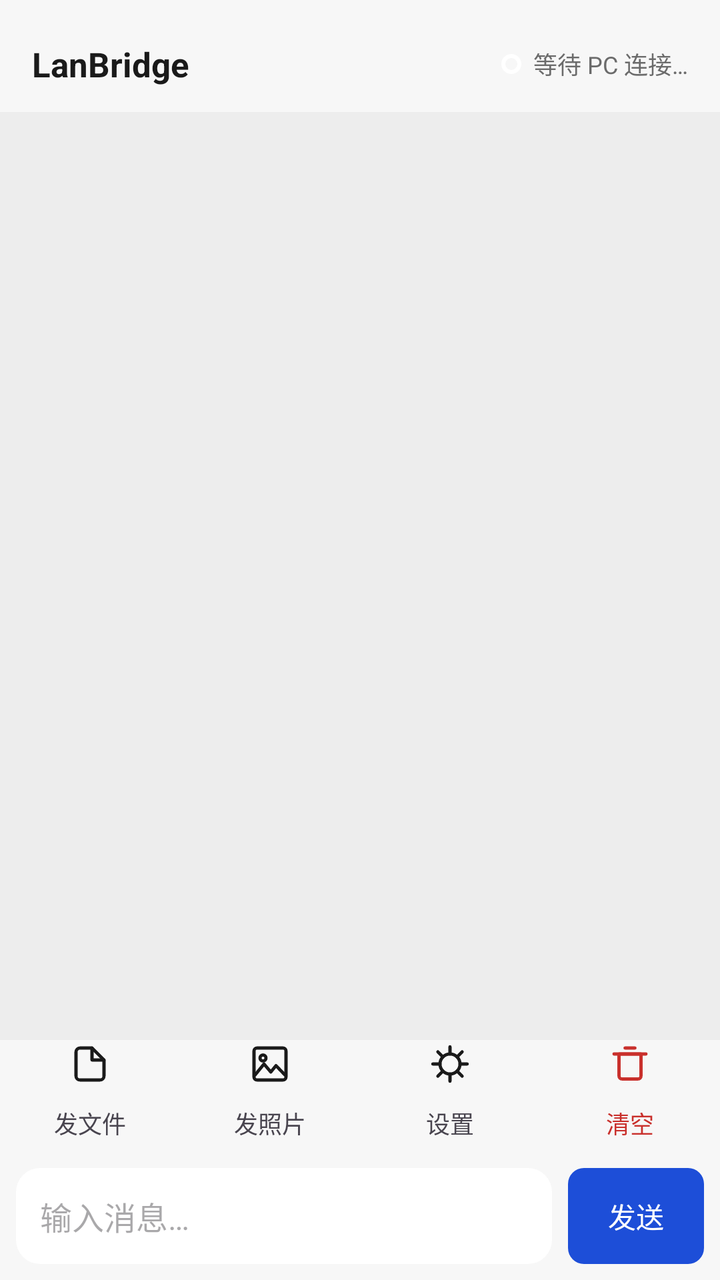
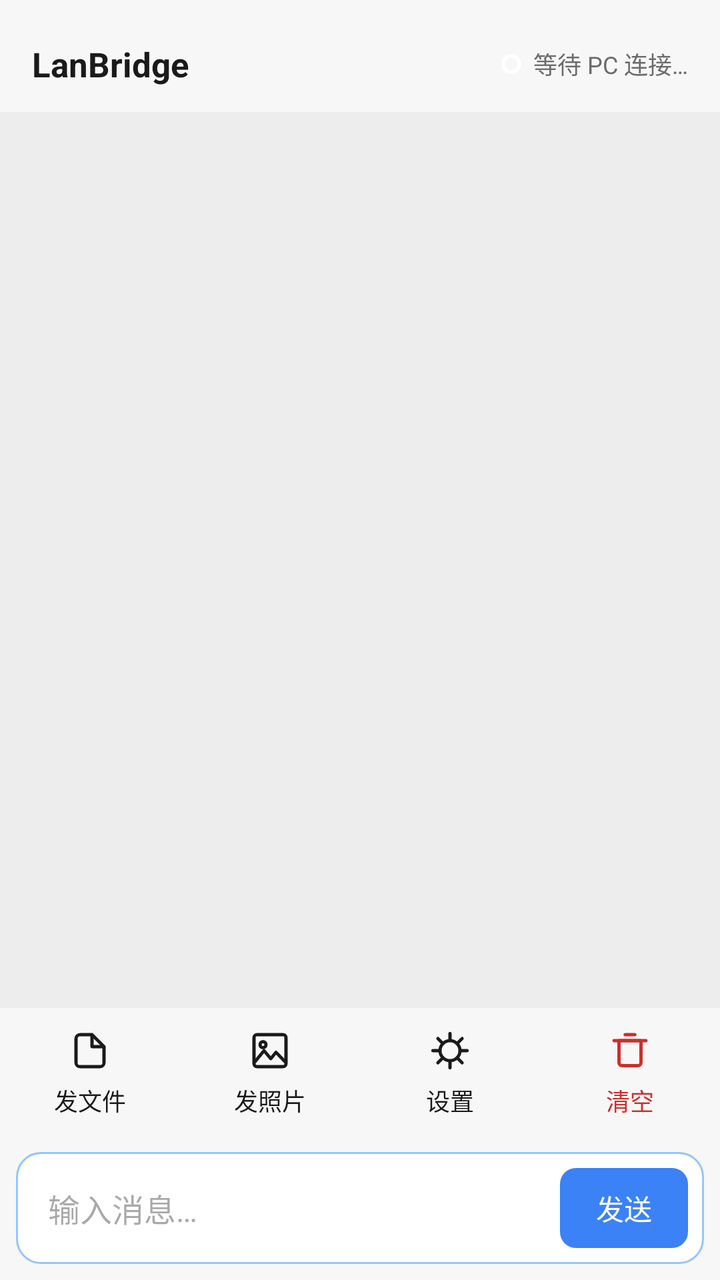

Before-and-after screenshots of an Android layout around one commit, followed by the original layout XML and the change that was made.
<!-- AndroidManifest.xml: application theme Theme.LanBridge -->
<!-- res/layout/activity_chat.xml -->
<?xml version="1.0" encoding="utf-8"?>
<LinearLayout xmlns:android="http://schemas.android.com/apk/res/android"
    android:id="@+id/root"
    android:layout_width="match_parent"
    android:layout_height="match_parent"
    android:orientation="vertical"
    android:background="@color/chat_bg">

    
    <LinearLayout
        android:id="@+id/titleBar"
        android:layout_width="match_parent"
        android:layout_height="wrap_content"
        android:minHeight="56dp"
        android:orientation="horizontal"
        android:gravity="center_vertical"
        android:paddingHorizontal="16dp"
        android:paddingTop="8dp"
        android:background="@color/n_surface">

        <TextView
            android:id="@+id/tvTitle"
            android:layout_width="0dp"
            android:layout_weight="1"
            android:layout_height="wrap_content"
            android:text="@string/app_name"
            android:textColor="@color/n_text_primary"
            android:textSize="@dimen/font_title"
            android:textStyle="bold" />

        <View
            android:id="@+id/statusDot"
            android:layout_width="10dp"
            android:layout_height="10dp"
            android:layout_marginEnd="6dp"
            android:background="@drawable/bg_circle_unchecked" />

        <TextView
            android:id="@+id/tvConn"
            android:layout_width="wrap_content"
            android:layout_height="wrap_content"
            android:text="@string/waiting_connection"
            android:textColor="@color/n_text_secondary"
            android:textSize="@dimen/font_caption" />
    </LinearLayout>

    
    <androidx.recyclerview.widget.RecyclerView
        android:id="@+id/recycler"
        android:layout_width="match_parent"
        android:layout_height="0dp"
        android:layout_weight="1"
        android:clipToPadding="false"
        android:overScrollMode="always"
        android:paddingVertical="8dp" />

    
    <LinearLayout
        android:id="@+id/selectionBar"
        android:layout_width="match_parent"
        android:layout_height="wrap_content"
        android:orientation="horizontal"
        android:gravity="center_vertical"
        android:paddingHorizontal="16dp"
        android:paddingVertical="10dp"
        android:background="@color/n_surface"
        android:visibility="gone">

        <TextView
            android:id="@+id/btnSelExit"
            android:layout_width="wrap_content"
            android:layout_height="48dp"
            android:gravity="center"
            android:paddingHorizontal="12dp"
            android:text="取消"
            android:textSize="@dimen/font_title"
            android:background="?attr/selectableItemBackgroundBorderless" />

        <TextView
            android:id="@+id/tvSelCount"
            android:layout_width="0dp"
            android:layout_weight="1"
            android:layout_height="wrap_content"
            android:paddingStart="12dp"
            android:textColor="@color/n_text_primary"
            android:textSize="@dimen/font_body" />

        <TextView
            android:id="@+id/btnSelAll"
            android:layout_width="wrap_content"
            android:layout_height="48dp"
            android:gravity="center"
            android:paddingHorizontal="12dp"
            android:text="@string/select_all"
            android:textColor="@color/brand_700"
            android:background="?attr/selectableItemBackground" />
    </LinearLayout>

    
    <LinearLayout
        android:id="@+id/selectionActionBar"
        android:layout_width="match_parent"
        android:layout_height="wrap_content"
        android:orientation="horizontal"
        android:gravity="center_vertical"
        android:background="@color/n_surface"
        android:padding="8dp"
        android:visibility="gone">

        <TextView
            android:id="@+id/btnSaveBatch"
            android:layout_width="0dp"
            android:layout_weight="1"
            android:layout_height="48dp"
            android:gravity="center"
            android:text="@string/menu_save"
            android:textColor="@color/n_text_primary"
            android:textSize="@dimen/font_body"
            android:background="?attr/selectableItemBackground" />

        <TextView
            android:id="@+id/btnForwardBatch"
            android:layout_width="0dp"
            android:layout_weight="1"
            android:layout_height="48dp"
            android:gravity="center"
            android:text="@string/menu_forward"
            android:textColor="@color/n_text_primary"
            android:textSize="@dimen/font_body"
            android:background="?attr/selectableItemBackground" />

        <TextView
            android:id="@+id/btnCopyBatch"
            android:layout_width="0dp"
            android:layout_weight="1"
            android:layout_height="48dp"
            android:gravity="center"
            android:text="@string/menu_copy"
            android:textColor="@color/n_text_primary"
            android:textSize="@dimen/font_body"
            android:background="?attr/selectableItemBackground" />

        <TextView
            android:id="@+id/btnDeleteBatch"
            android:layout_width="0dp"
            android:layout_weight="1"
            android:layout_height="48dp"
            android:gravity="center"
            android:text="@string/menu_delete"
            android:textColor="@color/danger_text"
            android:textSize="@dimen/font_body"
            android:background="?attr/selectableItemBackground" />
    </LinearLayout>

    
    <LinearLayout
        android:id="@+id/toolBar"
        android:layout_width="match_parent"
        android:layout_height="@dimen/toolbar_height"
        android:orientation="horizontal"
        android:background="@color/n_surface">

        <TextView android:id="@+id/btnFile" style="@style/ToolItem"
            android:drawableTop="@drawable/ic_tool_file"
            android:text="@string/toolbar_send_file" android:contentDescription="@string/toolbar_send_file" />
        <TextView android:id="@+id/btnPhoto" style="@style/ToolItem"
            android:drawableTop="@drawable/ic_tool_photo"
            android:text="@string/toolbar_send_photo" android:contentDescription="@string/toolbar_send_photo" />
        <TextView android:id="@+id/btnSettings" style="@style/ToolItem"
            android:drawableTop="@drawable/ic_tool_settings"
            android:text="@string/toolbar_settings" android:contentDescription="@string/toolbar_settings" />
        <TextView android:id="@+id/btnClear" style="@style/ToolItem"
            android:drawableTop="@drawable/ic_trash"
            android:text="@string/toolbar_clear" android:textColor="@color/danger_text" android:contentDescription="@string/toolbar_clear" />
    </LinearLayout>

    
    <LinearLayout
        android:id="@+id/composer"
        android:layout_width="match_parent"
        android:layout_height="wrap_content"
        android:orientation="horizontal"
        android:gravity="bottom"
        android:padding="8dp"
        android:background="@color/n_surface">

        <EditText
            android:id="@+id/etInput"
            android:layout_width="0dp"
            android:layout_weight="1"
            android:layout_height="wrap_content"
            android:minHeight="48dp"
            android:maxLines="5"
            android:inputType="textMultiLine|textCapSentences"
            android:imeOptions="actionSend|flagNoExtractUi"
            android:hint="@string/input_hint"
            android:background="@drawable/bg_composer"
            android:padding="12dp"
            android:textSize="@dimen/font_body" />

        <TextView
            android:id="@+id/btnSend"
            android:layout_width="wrap_content"
            android:layout_height="48dp"
            android:layout_marginStart="8dp"
            android:gravity="center"
            android:paddingHorizontal="20dp"
            android:text="@string/send"
            android:textColor="@color/n_white"
            android:background="@drawable/bg_btn_primary" />
    </LinearLayout>
</LinearLayout>
<!-- resources referenced by this layout -->
<resources>
  <color name="brand_700">#1D4ED8</color>
  <color name="chat_bg">#EDEDED</color>
  <color name="danger_text">#C9302C</color>
  <color name="n_surface">#F7F7F7</color>
  <color name="n_text_primary">#1A1A1A</color>
  <color name="n_text_secondary">#6B6B6B</color>
  <color name="n_white">#FFFFFF</color>
  <dimen name="font_body">16sp</dimen>
  <dimen name="font_caption">12sp</dimen>
  <dimen name="font_title">17sp</dimen>
  <dimen name="toolbar_height">56dp</dimen>
  <!-- drawable bg_btn_primary (drawable) -->
  <?xml version="1.0" encoding="utf-8"?>
  <shape xmlns:android="http://schemas.android.com/apk/res/android" android:shape="rectangle">
      <solid android:color="@color/brand_700" />
      <corners android:radius="8dp" />
  </shape>
  <!-- drawable bg_circle_unchecked (drawable) -->
  <?xml version="1.0" encoding="utf-8"?>
  <shape xmlns:android="http://schemas.android.com/apk/res/android" android:shape="oval">
      <solid android:color="@android:color/transparent" />
      <stroke android:width="2dp" android:color="@color/n_white" />
  </shape>
  <!-- drawable bg_composer (drawable) -->
  <?xml version="1.0" encoding="utf-8"?>
  <shape xmlns:android="http://schemas.android.com/apk/res/android" android:shape="rectangle">
      <solid android:color="@color/n_white" />
      <corners android:radius="12dp" />
  </shape>
  <string name="app_name">LanBridge</string>
  <string name="input_hint">输入消息…</string>
  <string name="menu_copy">复制</string>
  <string name="menu_delete">删除</string>
  <string name="menu_forward">转发</string>
  <string name="menu_save">保存到本地</string>
  <string name="select_all">全选</string>
  <string name="send">发送</string>
  <string name="toolbar_clear">清空</string>
  <string name="toolbar_send_file">发文件</string>
  <string name="toolbar_send_photo">发照片</string>
  <string name="toolbar_settings">设置</string>
  <string name="waiting_connection">等待 PC 连接…</string>
  <style name="ToolItem">
          <item name="android:layout_width">0dp</item>
          <item name="android:layout_height">match_parent</item>
          <item name="android:layout_weight">1</item>
          <item name="android:gravity">center</item>
          <item name="android:textSize">12sp</item>
          <item name="android:includeFontPadding">false</item>
          <item name="android:drawablePadding">3dp</item>
          <item name="android:background">?attr/selectableItemBackgroundBorderless</item>
          <item name="android:clickable">true</item>
          <item name="android:focusable">true</item>
      </style>
  <!-- unchanged entries left out for length: 5 -->
</resources>

<!-- the commit's change to res/layout/activity_chat.xml (unified diff, before → after) -->
@@ -158,20 +158,38 @@
         android:layout_width="match_parent"
         android:layout_height="@dimen/toolbar_height"
         android:orientation="horizontal"
+        android:gravity="center"
         android:background="@color/n_surface">
 
-        <TextView android:id="@+id/btnFile" style="@style/ToolItem"
-            android:drawableTop="@drawable/ic_tool_file"
-            android:text="@string/toolbar_send_file" android:contentDescription="@string/toolbar_send_file" />
-        <TextView android:id="@+id/btnPhoto" style="@style/ToolItem"
-            android:drawableTop="@drawable/ic_tool_photo"
-            android:text="@string/toolbar_send_photo" android:contentDescription="@string/toolbar_send_photo" />
-        <TextView android:id="@+id/btnSettings" style="@style/ToolItem"
-            android:drawableTop="@drawable/ic_tool_settings"
-            android:text="@string/toolbar_settings" android:contentDescription="@string/toolbar_settings" />
-        <TextView android:id="@+id/btnClear" style="@style/ToolItem"
-            android:drawableTop="@drawable/ic_trash"
-            android:text="@string/toolbar_clear" android:textColor="@color/danger_text" android:contentDescription="@string/toolbar_clear" />
+        <LinearLayout android:id="@+id/btnFile" style="@style/ToolItem">
+            <ImageView style="@style/ToolIcon"
+                android:src="@drawable/ic_tool_file"
+                android:contentDescription="@null" />
+            <TextView style="@style/ToolLabel" android:text="@string/toolbar_send_file" />
+        </LinearLayout>
+
+        <LinearLayout android:id="@+id/btnPhoto" style="@style/ToolItem">
+            <ImageView style="@style/ToolIcon"
+                android:src="@drawable/ic_tool_photo"
+                android:contentDescription="@null" />
+            <TextView style="@style/ToolLabel" android:text="@string/toolbar_send_photo" />
+        </LinearLayout>
+
+        <LinearLayout android:id="@+id/btnSettings" style="@style/ToolItem">
+            <ImageView style="@style/ToolIcon"
+                android:src="@drawable/ic_tool_settings"
+                android:contentDescription="@null" />
+            <TextView style="@style/ToolLabel" android:text="@string/toolbar_settings" />
+        </LinearLayout>
+
+        <LinearLayout android:id="@+id/btnClear" style="@style/ToolItem">
+            <ImageView style="@style/ToolIcon"
+                android:src="@drawable/ic_trash"
+                android:contentDescription="@null" />
+            <TextView style="@style/ToolLabel"
+                android:text="@string/toolbar_clear"
+                android:textColor="@color/danger_text" />
+        </LinearLayout>
     </LinearLayout>
 
     
@@ -184,29 +202,42 @@
         android:padding="8dp"
         android:background="@color/n_surface">
 
-        <EditText
-            android:id="@+id/etInput"
-            android:layout_width="0dp"
-            android:layout_weight="1"
-            android:layout_height="wrap_content"
-            android:minHeight="48dp"
-            android:maxLines="5"
-            android:inputType="textMultiLine|textCapSentences"
-            android:imeOptions="actionSend|flagNoExtractUi"
-            android:hint="@string/input_hint"
-            android:background="@drawable/bg_composer"
-            android:padding="12dp"
-            android:textSize="@dimen/font_body" />
-
-        <TextView
-            android:id="@+id/btnSend"
-            android:layout_width="wrap_content"
-            android:layout_height="48dp"
-            android:layout_marginStart="8dp"
-            android:gravity="center"
-            android:paddingHorizontal="20dp"
-            android:text="@string/send"
-            android:textColor="@color/n_white"
-            android:background="@drawable/bg_btn_primary" />
+        
+        <FrameLayout
+            android:layout_width="0dp"
+            android:layout_height="wrap_content"
+            android:layout_weight="1">
+
+            <EditText
+                android:id="@+id/etInput"
+                android:layout_width="match_parent"
+                android:layout_height="wrap_content"
+                android:minHeight="56dp"
+                android:maxLines="5"
+                android:inputType="textMultiLine|textCapSentences"
+                android:imeOptions="actionSend|flagNoExtractUi"
+                android:hint="@string/input_hint"
+                android:background="@drawable/bg_composer"
+                android:paddingStart="16dp"
+                android:paddingEnd="88dp"
+                android:paddingTop="14dp"
+                android:paddingBottom="14dp"
+                android:textSize="@dimen/font_body" />
+
+            <TextView
+                android:id="@+id/btnSend"
+                android:layout_width="wrap_content"
+                android:layout_height="40dp"
+                android:layout_gravity="end|bottom"
+                android:layout_marginEnd="8dp"
+                android:layout_marginBottom="8dp"
+                android:gravity="center"
+                android:minWidth="64dp"
+                android:paddingHorizontal="14dp"
+                android:text="@string/send"
+                android:textColor="@color/n_white"
+                android:textSize="14sp"
+                android:background="@drawable/bg_btn_primary" />
+        </FrameLayout>
     </LinearLayout>
 </LinearLayout>
<!-- resource entries referenced after the edit -->
@@ -10,11 +10,11 @@
   <dimen name="font_body">16sp</dimen>
   <dimen name="font_caption">12sp</dimen>
   <dimen name="font_title">17sp</dimen>
-  <dimen name="toolbar_height">56dp</dimen>
+  <dimen name="toolbar_height">64dp</dimen>
   <!-- drawable bg_btn_primary (drawable) -->
   <?xml version="1.0" encoding="utf-8"?>
   <shape xmlns:android="http://schemas.android.com/apk/res/android" android:shape="rectangle">
-      <solid android:color="@color/brand_700" />
+      <solid android:color="@color/brand_500" />
       <corners android:radius="8dp" />
   </shape>
   <!-- drawable bg_circle_unchecked (drawable) -->
@@ -25,10 +25,10 @@
   </shape>
   <!-- drawable bg_composer (drawable) -->
   <?xml version="1.0" encoding="utf-8"?>
-  <shape xmlns:android="http://schemas.android.com/apk/res/android" android:shape="rectangle">
-      <solid android:color="@color/n_white" />
-      <corners android:radius="12dp" />
-  </shape>
+  <selector xmlns:android="http://schemas.android.com/apk/res/android">
+      <item android:state_focused="true" android:drawable="@drawable/bg_composer_focused" />
+      <item android:drawable="@drawable/bg_composer_normal" />
+  </selector>
   <string name="app_name">LanBridge</string>
   <string name="input_hint">输入消息…</string>
   <string name="menu_copy">复制</string>
@@ -42,18 +42,45 @@
   <string name="toolbar_send_photo">发照片</string>
   <string name="toolbar_settings">设置</string>
   <string name="waiting_connection">等待 PC 连接…</string>
+  <style name="ToolIcon">
+          <item name="android:layout_width">24dp</item>
+          <item name="android:layout_height">24dp</item>
+      </style>
   <style name="ToolItem">
           <item name="android:layout_width">0dp</item>
           <item name="android:layout_height">match_parent</item>
           <item name="android:layout_weight">1</item>
+          <item name="android:orientation">vertical</item>
           <item name="android:gravity">center</item>
-          <item name="android:textSize">12sp</item>
-          <item name="android:includeFontPadding">false</item>
-          <item name="android:drawablePadding">3dp</item>
           <item name="android:background">?attr/selectableItemBackgroundBorderless</item>
           <item name="android:clickable">true</item>
           <item name="android:focusable">true</item>
       </style>
+  <style name="ToolLabel">
+          <item name="android:layout_width">wrap_content</item>
+          <item name="android:layout_height">wrap_content</item>
+          <item name="android:layout_marginTop">4dp</item>
+          <item name="android:textSize">12sp</item>
+          <item name="android:includeFontPadding">false</item>
+          <item name="android:textColor">@color/n_text_primary</item>
+      </style>
+  <color name="brand_500">#3B82F6</color>
+  <!-- drawable bg_composer_focused (drawable) -->
+  <?xml version="1.0" encoding="utf-8"?>
+  <shape xmlns:android="http://schemas.android.com/apk/res/android" android:shape="rectangle">
+      <solid android:color="@color/n_white" />
+      <stroke android:width="1dp" android:color="@color/brand_400" />
+      <corners android:radius="12dp" />
+  </shape>
+  <!-- drawable bg_composer_normal (drawable) -->
+  <?xml version="1.0" encoding="utf-8"?>
+  <shape xmlns:android="http://schemas.android.com/apk/res/android" android:shape="rectangle">
+      <solid android:color="@color/n_white" />
+      <stroke android:width="1dp" android:color="@color/brand_300" />
+      <corners android:radius="12dp" />
+  </shape>
+  <color name="brand_400">#60A5FA</color>
+  <color name="brand_300">#93C5FD</color>
   <!-- unchanged entries left out for length: 5 -->
 </resources>
 
